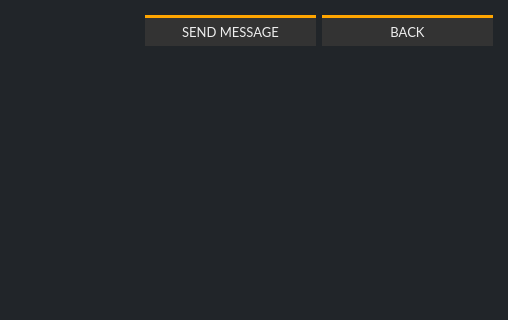
Old version of the form src/gui/ui/sendmessageframe.ui in the repository ConcealNetwork/conceal-desktop; both pictures show x 762 to 1270 and y 0 to 320 of the 1270 by 700 pixel window.
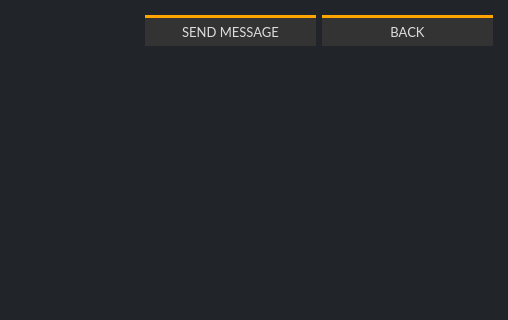
New version of the form.

What changed in the file:
```diff
--- a/src/gui/ui/sendmessageframe.ui
+++ b/src/gui/ui/sendmessageframe.ui
@@ -79,7 +79,7 @@
         </font>
        </property>
        <property name="styleSheet">
-        <string notr="true">color: #eee; background-color: #333; border-top: 3px solid orange;</string>
+        <string notr="true">color: #ddd; background-color: #333; border-top: 3px solid orange;</string>
        </property>
        <property name="text">
         <string>SEND MESSAGE</string>
@@ -107,7 +107,7 @@
         </font>
        </property>
        <property name="styleSheet">
-        <string notr="true">color: #eee; background-color: #333; border-top: 3px solid orange;</string>
+        <string notr="true">color: #ddd; background-color: #333; border-top: 3px solid orange;</string>
        </property>
        <property name="text">
         <string>BACK</string>
```
Left out of the diff: 2 changed lines with no effect on the pictures.
